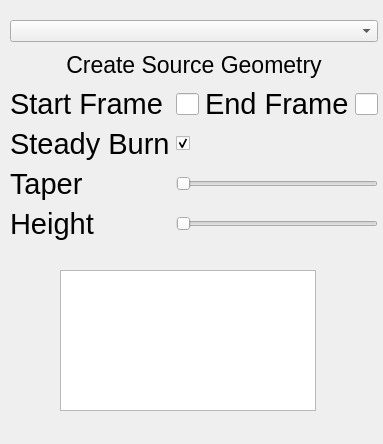
This is SmallerUI.ui in stephaniestelzer/FireStarter as Qt 5 draws it before an edit. The edited form follows.
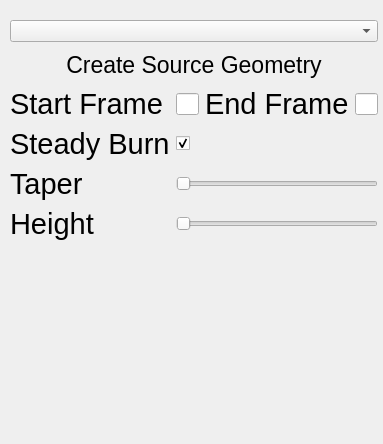
This is the edited form.

Commit message: Fixed fire output

```diff
--- a/SmallerUI.ui
+++ b/SmallerUI.ui
@@ -167,13 +167,13 @@
     </item>
    </layout>
   </widget>
-  <widget class="QGraphicsView" name="graphicsView">
+  <widget class="QWidget" name="widget" native="true">
    <property name="geometry">
     <rect>
-     <x>60</x>
+     <x>40</x>
      <y>270</y>
-     <width>256</width>
-     <height>141</height>
+     <width>291</width>
+     <height>121</height>
     </rect>
    </property>
   </widget>
```
The commit also changes 1 other file.
